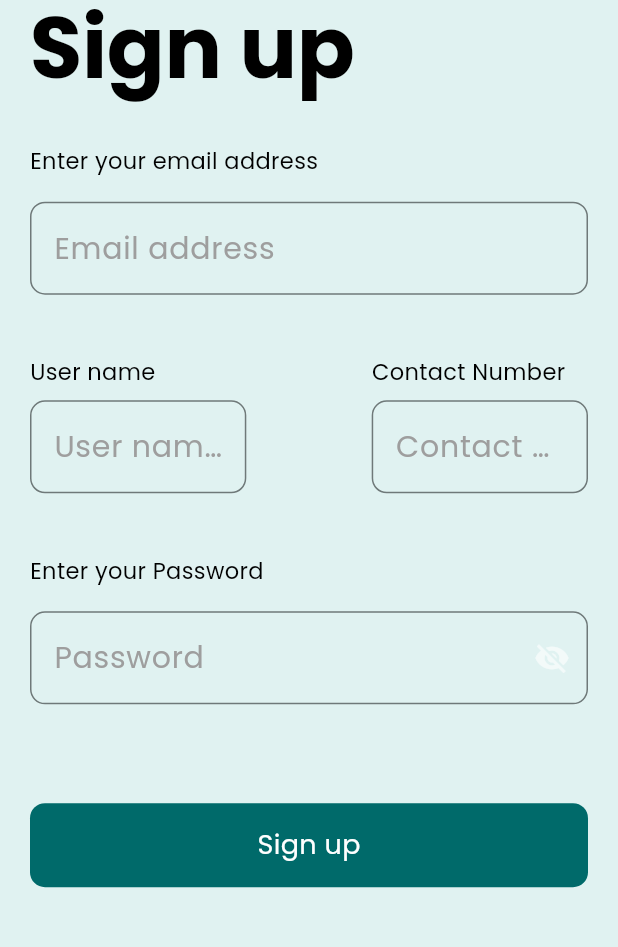
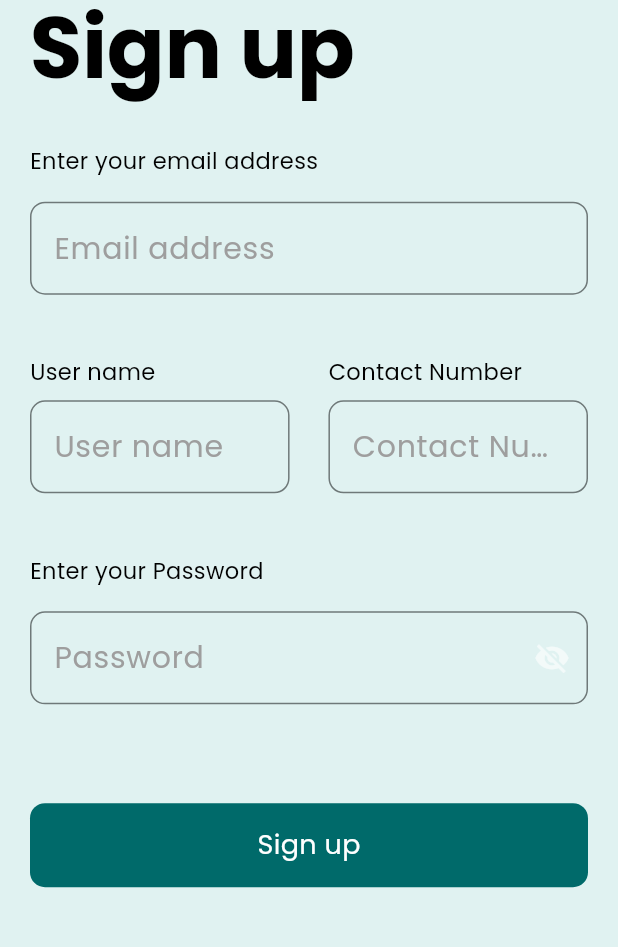
Before and after one commit to TeamBey/teamBey, a Flutter app: the MySignUpPage screen opened directly, on a phone screen of 412 x 824 dp, the part 165-1112 px from its top. Run offline on Flutter 3.47's test engine with Material 3 defaults, Android fonts, the phone set to English and light mode, and no system bars; our stand-ins replace google_fonts.

Commit message:
Fix textField width

```diff
--- a/mobile/lib/pages/sign_up_page.dart
+++ b/mobile/lib/pages/sign_up_page.dart
@@ -60,7 +60,7 @@ class _MySignUpPageState extends State<MySignUpPage> {
                           ),
                           Container(
                             padding: EdgeInsets.only(top: screenHeight * 0.01, bottom: screenHeight * 0.05),
-                            width: MediaQuery.of(context).size.width * 0.35,
+                            width: MediaQuery.of(context).size.width * 0.42,
                             child: TextFieldWidget(
                               hint: "User name",
                               controller: _nameController,
@@ -77,7 +77,7 @@ class _MySignUpPageState extends State<MySignUpPage> {
                           ),
                           Container(
                             padding: EdgeInsets.only(top: screenHeight * 0.01, bottom: screenHeight * 0.05),
-                            width: MediaQuery.of(context).size.width * 0.35,
+                            width: MediaQuery.of(context).size.width * 0.42,
                             child: TextFieldWidget(
                               hint: "Contact Number",
                               controller: _numberController,
```
